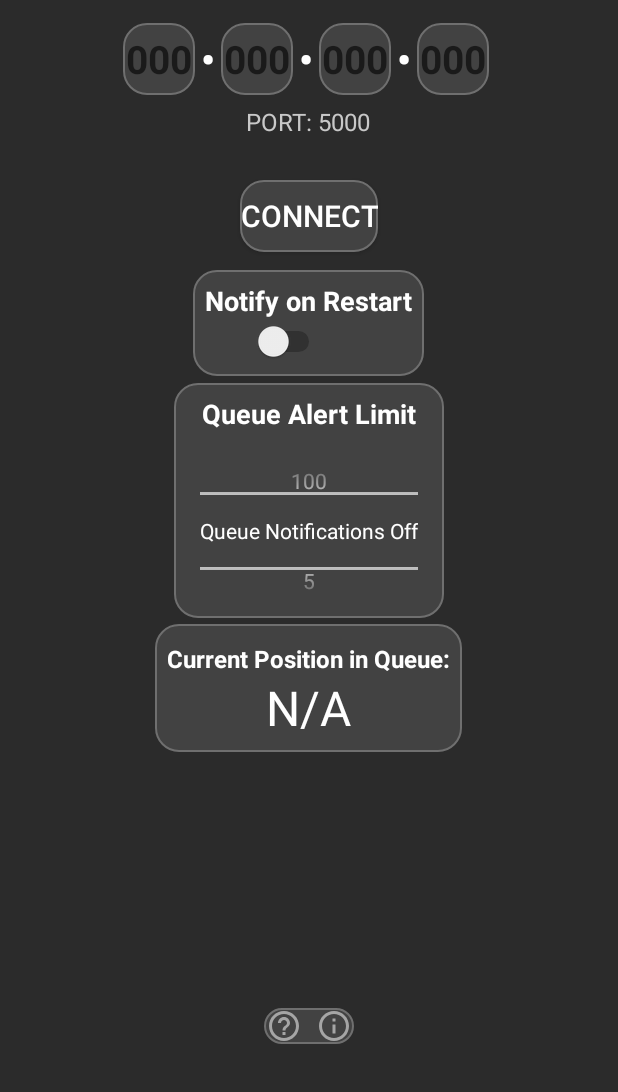
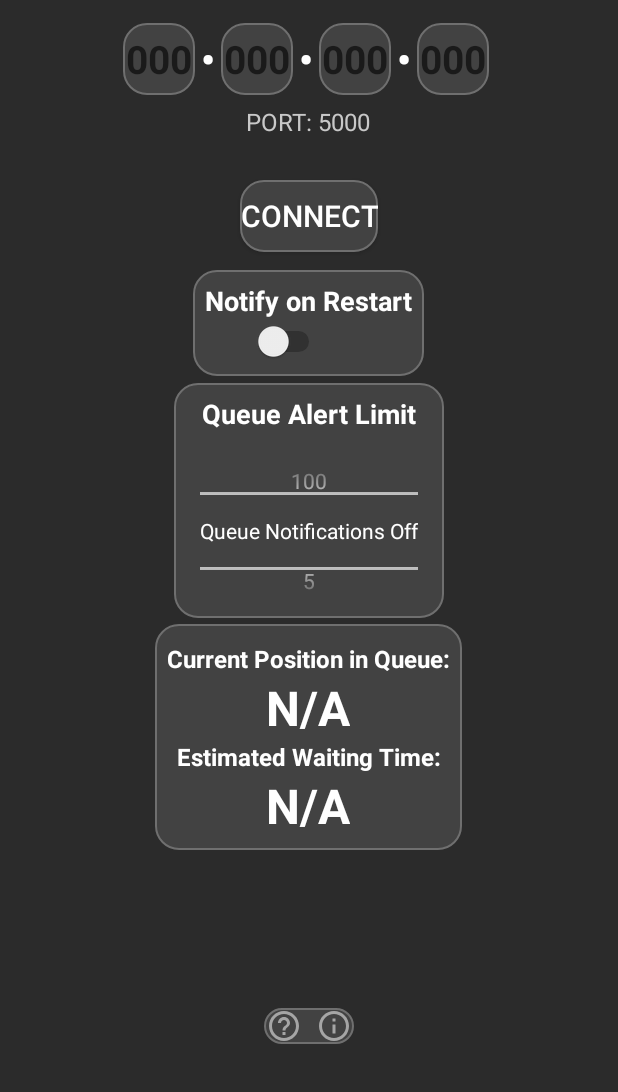
Before and after one commit to cagritaskn/2b2t-queue-alert-android, an Android app built with Jetpack Compose: the screen it shows after launch (MainActivity), on a phone screen of 412 x 824 dp, the part 144-1236 px from its top. Run offline under Robolectric (Android 15) with nearby library versions, the phone set to English and light mode, and no system bars.

Commit message:
Fixed landscape mode and added scrolling feature

```diff
--- a/files/android-client-project/app/src/main/res/layout/activity_main.xml
+++ b/files/android-client-project/app/src/main/res/layout/activity_main.xml
@@ -1,11 +1,16 @@
 <?xml version="1.0" encoding="utf-8"?>
-<RelativeLayout xmlns:android="http://schemas.android.com/apk/res/android"
+<ScrollView xmlns:android="http://schemas.android.com/apk/res/android"
     xmlns:tools="http://schemas.android.com/tools"
     android:layout_width="match_parent"
     android:layout_height="match_parent"
+    android:fillViewport="true"
+    android:background="#2B2B2B">
+
+    <RelativeLayout
+        android:layout_width="match_parent"
+        android:layout_height="wrap_content"
         android:padding="16dp"
         android:background="#2B2B2B">
-
 
         <ImageView
             android:id="@+id/logo_image_view"
@@ -14,7 +19,7 @@
             android:layout_alignParentTop="false"
             android:layout_centerHorizontal="true"
             android:src="@drawable/logo"
-        android:contentDescription="2qabanner"/>
+            android:contentDescription="2qabanner" />
 
         <TextView
             android:id="@+id/portstatic"
@@ -37,7 +42,7 @@
             android:textColor="#FFFFFF"
             android:layout_marginTop="172dp"
             android:layout_centerHorizontal="true"
-        android:visibility="gone"/>
+            android:visibility="gone" />
 
         <!-- IP Address Text Boxes -->
         <LinearLayout
@@ -59,7 +64,7 @@
                 android:inputType="number"
                 android:textColor="#FFFFFF"
                 android:textSize="26sp"
-            android:textStyle="bold"/>
+                android:textStyle="bold" />
 
             <TextView
                 android:layout_width="wrap_content"
@@ -68,7 +73,7 @@
                 android:textSize="26sp"
                 android:textColor="#FFFFFF"
                 android:textStyle="bold"
-            android:layout_marginEnd="4dp"/>
+                android:layout_marginEnd="4dp" />
 
             <EditText
                 android:id="@+id/ip_part2"
@@ -82,7 +87,7 @@
                 android:inputType="number"
                 android:textColor="#FFFFFF"
                 android:textSize="26sp"
-            android:textStyle="bold"/>
+                android:textStyle="bold" />
 
             <TextView
                 android:layout_width="wrap_content"
@@ -91,7 +96,7 @@
                 android:textSize="26sp"
                 android:textColor="#FFFFFF"
                 android:textStyle="bold"
-            android:layout_marginEnd="4dp"/>
+                android:layout_marginEnd="4dp" />
 
             <EditText
                 android:id="@+id/ip_part3"
@@ -105,7 +110,7 @@
                 android:inputType="number"
                 android:textColor="#FFFFFF"
                 android:textSize="26sp"
-            android:textStyle="bold"/>
+                android:textStyle="bold" />
 
             <TextView
                 android:layout_width="wrap_content"
@@ -114,7 +119,7 @@
                 android:textSize="26sp"
                 android:textColor="#FFFFFF"
                 android:textStyle="bold"
-            android:layout_marginEnd="4dp"/>
+                android:layout_marginEnd="4dp" />
 
             <EditText
                 android:id="@+id/ip_part4"
@@ -128,7 +133,7 @@
                 android:inputType="number"
                 android:textColor="#FFFFFF"
                 android:textSize="26sp"
-            android:textStyle="bold"/>
+                android:textStyle="bold" />
         </LinearLayout>
 
         <!-- Bağlan Butonu -->
@@ -202,12 +207,10 @@
                 android:layout_height="100dp"
                 android:layout_below="@id/notification_minimum_count_text_view"
                 android:layout_marginTop="16dp"
-            android:layout_centerHorizontal="true"/>
+                android:layout_centerHorizontal="true" />
         </RelativeLayout>
 
         <!-- Numeric Value TextView -->
-
-
         <RelativeLayout
             android:layout_width="wrap_content"
             android:layout_height="wrap_content"
@@ -228,7 +231,7 @@
                 android:gravity="center_horizontal"
                 android:layout_marginTop="4dp"
                 android:textStyle="bold"
-            android:layout_centerHorizontal="true"/>
+                android:layout_centerHorizontal="true" />
 
             <TextView
                 android:id="@+id/numeric_value_text_view"
@@ -236,10 +239,34 @@
                 android:layout_height="wrap_content"
                 android:text="N/A"
                 android:textSize="32sp"
+                android:textStyle="bold"
                 android:layout_centerHorizontal="true"
                 android:textColor="#FFFFFF"
                 android:layout_below="@id/numeric_value_text_view_static" />
 
+            <TextView
+                android:id="@+id/estimated_wait_time_static"
+                android:layout_width="wrap_content"
+                android:layout_height="wrap_content"
+                android:text="Estimated Waiting Time:"
+                android:textSize="16sp"
+                android:textColor="#FFFFFF"
+                android:gravity="center_horizontal"
+                android:layout_below="@id/numeric_value_text_view"
+                android:textStyle="bold"
+                android:layout_centerHorizontal="true" />
+
+            <TextView
+                android:id="@+id/estimated_wait_time"
+                android:layout_width="wrap_content"
+                android:layout_height="wrap_content"
+                android:text="N/A"
+                android:textSize="32sp"
+                android:textColor="#FFFFFF"
+                android:gravity="center_horizontal"
+                android:layout_below="@id/estimated_wait_time_static"
+                android:textStyle="bold"
+                android:layout_centerHorizontal="true" />
 
         </RelativeLayout>
 
@@ -260,7 +287,7 @@
                 android:src="@drawable/ic_help"
                 android:background="?attr/selectableItemBackgroundBorderless"
                 android:contentDescription="Help Button"
-            android:layout_marginStart="1dp"/>
+                android:layout_marginStart="1dp" />
 
             <ImageButton
                 android:id="@+id/credits_button"
@@ -271,9 +298,9 @@
                 android:src="@drawable/ic_information"
                 android:background="?attr/selectableItemBackgroundBorderless"
                 android:contentDescription="Credits Button"
-            android:layout_marginEnd="1dp"/>
+                android:layout_marginEnd="1dp" />
         </RelativeLayout>
 
+    </RelativeLayout>
 
-
-</RelativeLayout>
+</ScrollView>
```
Lines whose indentation alone changed are shown as unchanged.
